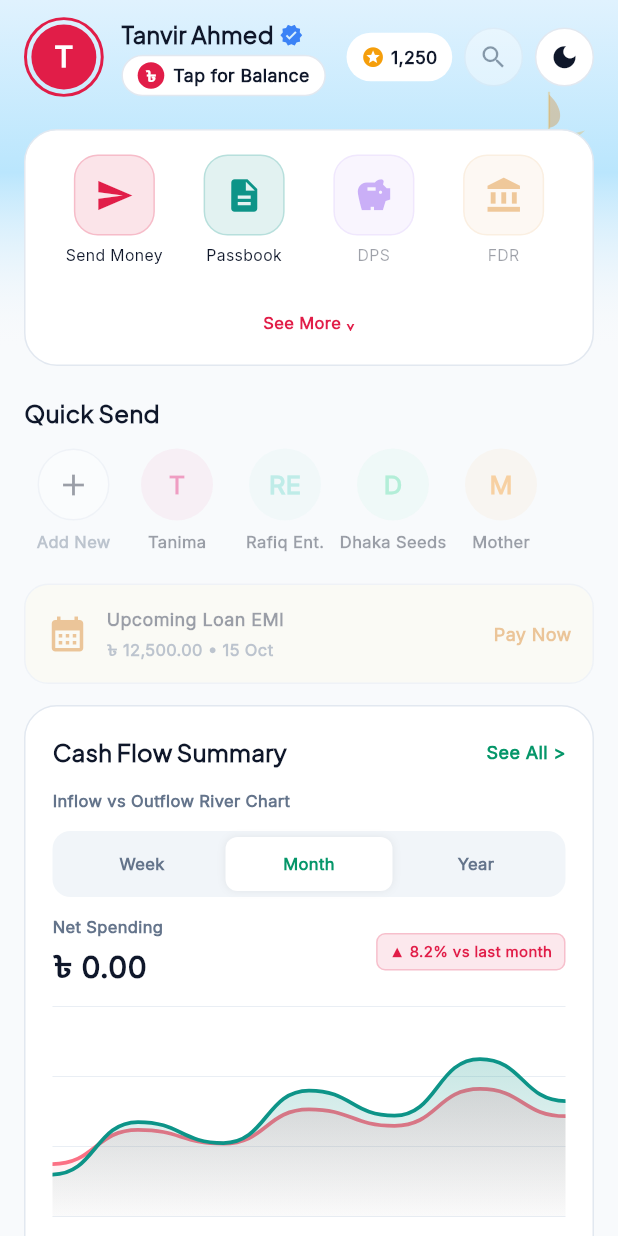
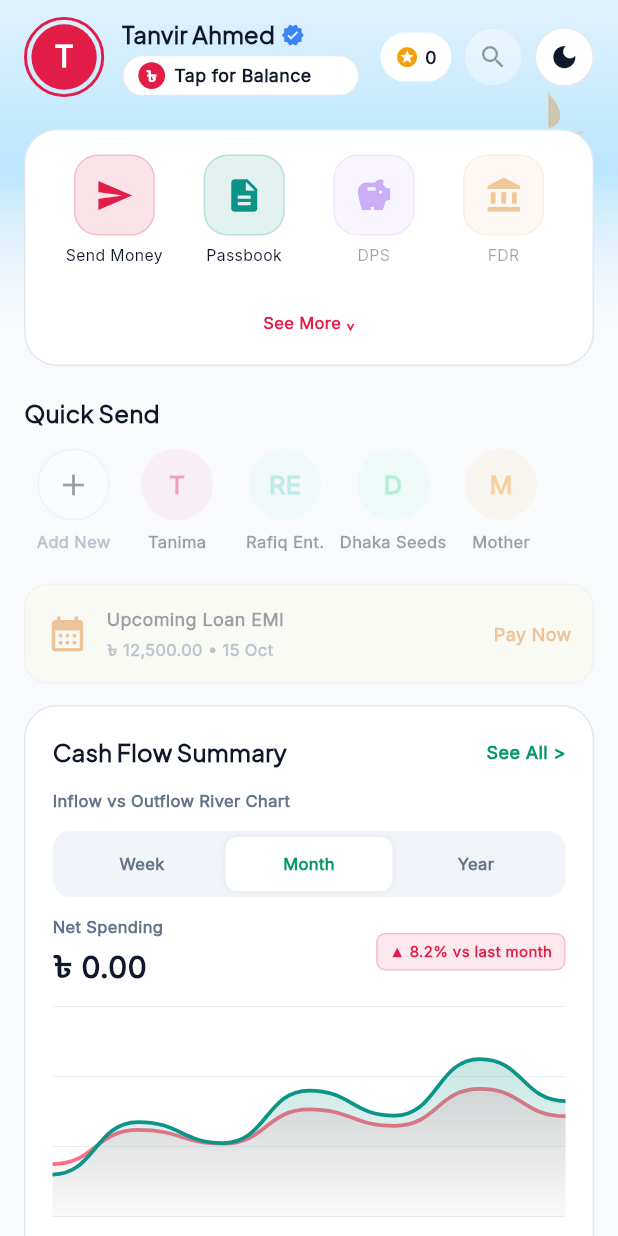
Before and after one commit to fehorahmed/tori-membership-app, a Flutter app: the HomeScreen widget shown alone on an empty page, opened directly with empty values, on a phone screen of 412 x 824 dp. Run offline on Flutter 3.47's test engine with Material 3 defaults, Android fonts, the phone set to English and light mode, and no system bars; our stand-ins replace connectivity_plus, image_picker, shared_preferences; missing offline and left inert: app_settings, mobile_scanner; accounts and stored records are empty.

Commit message:
point work

```diff
--- a/lib/dashboard.dart
+++ b/lib/dashboard.dart
@@ -99,60 +99,36 @@ class _HomeScreenState extends State<HomeScreen> {
                                                       () => revealed = false);
                                               });
                                           },
-                                          child: AnimatedContainer(
-                                              duration: const Duration(
-                                                  milliseconds: 300),
-                                              curve: Curves.easeInOut,
+                                          child: Container(
+                                              width: 160,
                                               height: 28,
-                                              padding:
-                                                  const EdgeInsets.symmetric(
-                                                      horizontal: 10),
+                                              padding: const EdgeInsets.symmetric(horizontal: 10),
                                               decoration: BoxDecoration(
                                                   color: p.surface,
-                                                  border: Border.all(
-                                                      color: p.border),
-                                                  borderRadius:
-                                                      BorderRadius.circular(
-                                                          100)),
+                                                  border: Border.all(color: p.border),
+                                                  borderRadius: BorderRadius.circular(100)),
                                               child: Row(children: [
                                                 CircleAvatar(
                                                     radius: 9,
-                                                    backgroundColor:
-                                                        const Color(0xFFE11D48),
-                                                    child: text('৳',
-                                                        size: 11,
-                                                        color: Colors.white)),
+                                                    backgroundColor: const Color(0xFFE11D48),
+                                                    child: text('৳', size: 11, color: Colors.white)),
                                                 hgap(6),
-                                                AnimatedSwitcher(
-                                                    duration: const Duration(
-                                                        milliseconds: 300),
-                                                    transitionBuilder:
-                                                        (child, animation) {
-                                                      return SlideTransition(
-                                                        position: Tween<Offset>(
-                                                          begin: const Offset(
-                                                              0.3, 0),
-                                                          end: Offset.zero,
-                                                        ).animate(animation),
-                                                        child: FadeTransition(
-                                                            opacity: animation,
-                                                            child: child),
-                                                      );
-                                                    },
-                                                    child: KeyedSubtree(
-                                                        key: ValueKey<bool>(
-                                                            revealed),
+                                                Expanded(
+                                                  child: AnimatedSwitcher(
+                                                    duration: const Duration(milliseconds: 300),
+                                                    child: SizedBox(
+                                                      key: ValueKey<bool>(revealed),
+                                                      width: double.infinity,
+                                                      child: FittedBox(
+                                                        fit: BoxFit.scaleDown,
+                                                        alignment: Alignment.centerLeft,
                                                         child: text(
-                                                            revealed
-                                                                ? s.money(
-                                                                    s.balance)
-                                                                : s.tr(
-                                                                    'Tap for Balance',
-                                                                    'ব্যালেন্স দেখুন'),
-                                                            size: 12,
-                                                            color: p.ink,
-                                                            weight: FontWeight
-                                                                .w600)))
+                                                          revealed ? s.money(s.balance) : s.tr('Tap for Balance', 'ব্যালেন্স দেখুন'),
+                                                          size: 12, color: p.ink, weight: FontWeight.w600),
+                                                      ),
+                                                    ),
+                                                  ),
+                                                ),
                                               ])))
                                     ]),
                                 hgap(14),
--- a/lib/seed_data.dart
+++ b/lib/seed_data.dart
@@ -400,7 +400,7 @@ UserProfile initialProfile() => UserProfile(
     mfiBranch: "Banani MFI Branch #04",
     relationship: "Primary Account Holder",
     kycStatus: "Verified",
-    rewardPoints: 1250);
+    rewardPoints: 0);
 
 KycDetails initialKyc() => KycDetails(
     status: "Verified",
--- a/lib/state.dart
+++ b/lib/state.dart
@@ -109,6 +109,7 @@ class ToriState extends ChangeNotifier {
   int _memberEpoch = 0;
 
   void logout() {
+    profile = profile.copyWith(rewardPoints: 0);
     referredBy = null;
     _memberEpoch++;
     dashboardLoading = false;
@@ -129,6 +130,7 @@ class ToriState extends ChangeNotifier {
     _memberEpoch++;
     transactions = [];
     profile = profile.copyWith(
+        rewardPoints: 0,
         fullName: '',
         mobileNumber: '',
         email: '',
@@ -215,6 +217,9 @@ class ToriState extends ChangeNotifier {
           mfiId: cust['member_no'] ?? profile.mfiId,
         );
       }
+
+      profile = profile.copyWith(
+          rewardPoints: (summary?['referral_points'] as num?)?.toInt() ?? 0);
 
       // Update Real Savings Balance
       if (summary != null) {
```
Also changed, not shown: 1 other file.
